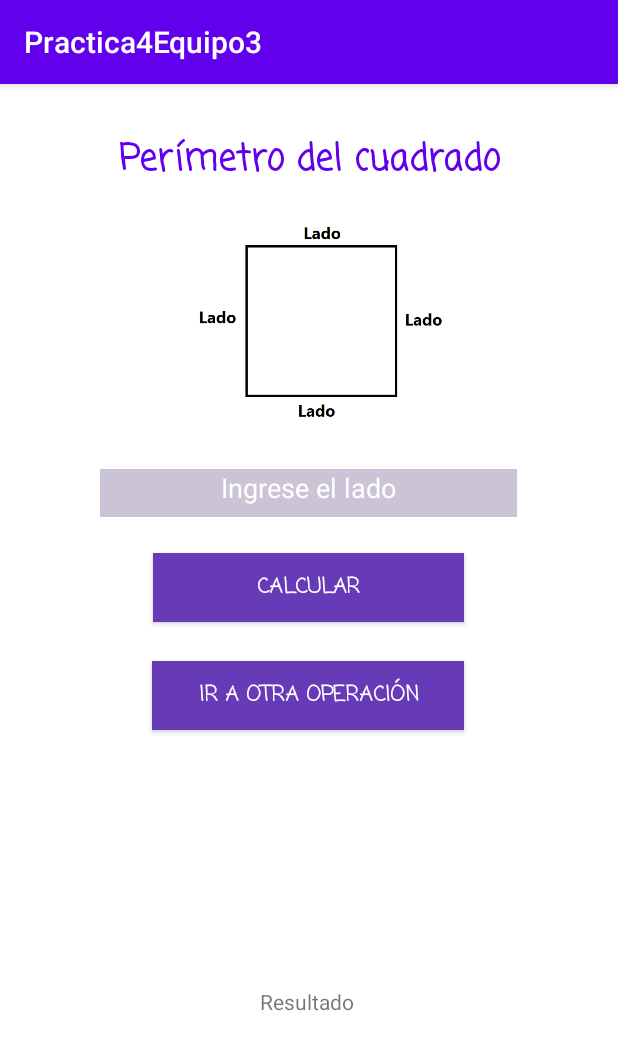
After one commit to Equipo3Udea/Practica4Equipo3, an Android app: the PerimetroCuadro screen opened directly, with no data from a screen before it, on a phone screen of 412 x 824 dp. The commit adds this screen. Shown: the top 1050 px of the screen. Run offline under Robolectric (Android 15) with nearby library versions, the phone set to English and light mode, and no system bars.

Commit message:
Actividad que calcula el perimetro del cuadro

```diff
--- a/app/src/main/AndroidManifest.xml
+++ b/app/src/main/AndroidManifest.xml
@@ -1,5 +1,6 @@
 <?xml version="1.0" encoding="utf-8"?>
 <manifest xmlns:android="http://schemas.android.com/apk/res/android"
+    xmlns:tools="http://schemas.android.com/tools"
     package="com.example.practica4equipo3">
 
     <application
@@ -8,7 +9,9 @@
         android:label="@string/app_name"
         android:roundIcon="@mipmap/ic_launcher_round"
         android:supportsRtl="true"
-        android:theme="@style/AppTheme">
+        android:theme="@style/AppTheme"
+        tools:ignore="AllowBackup">
+        <activity android:name=".PerimetroCuadro" />
         <activity android:name=".MainActivity">
             <intent-filter>
                 <action android:name="android.intent.action.MAIN" />
--- a/app/src/main/java/com/example/practica4equipo3/MainActivity.kt
+++ b/app/src/main/java/com/example/practica4equipo3/MainActivity.kt
@@ -1,7 +1,7 @@
 package com.example.practica4equipo3
 
+import android.os.Bundle
 import androidx.appcompat.app.AppCompatActivity
-import android.os.Bundle
 
 class MainActivity : AppCompatActivity() {
     override fun onCreate(savedInstanceState: Bundle?) {
--- /dev/null
+++ b/app/src/main/java/com/example/practica4equipo3/PerimetroCuadro.kt
@@ -0,0 +1,20 @@
+package com.example.practica4equipo3
+
+import android.annotation.SuppressLint
+import android.os.Bundle
+import androidx.appcompat.app.AppCompatActivity
+import kotlinx.android.synthetic.main.activity_perimetro_cuadro.*
+
+class PerimetroCuadro : AppCompatActivity() {
+    @SuppressLint("SetTextI18n")
+    override fun onCreate(savedInstanceState: Bundle?) {
+        super.onCreate(savedInstanceState)
+        setContentView(R.layout.activity_perimetro_cuadro)
+
+        this.bt_calcularpc.setOnClickListener {
+            val ladoCuadrado = et_ladocuadrado.text.toString().toDouble()
+            val perimetroCuadrado = ladoCuadrado * 4.0
+            tv_resultadopc.text = "Perímetro del cuadrado: $perimetroCuadrado"
+        }
+    }
+}
--- a/app/src/main/res/layout/activity_main.xml
+++ b/app/src/main/res/layout/activity_main.xml
@@ -1,18 +1,6 @@
 <?xml version="1.0" encoding="utf-8"?>
 <androidx.constraintlayout.widget.ConstraintLayout xmlns:android="http://schemas.android.com/apk/res/android"
-    xmlns:app="http://schemas.android.com/apk/res-auto"
     xmlns:tools="http://schemas.android.com/tools"
     android:layout_width="match_parent"
     android:layout_height="match_parent"
-    tools:context=".MainActivity">
-
-    <TextView
-        android:layout_width="wrap_content"
-        android:layout_height="wrap_content"
-        android:text="Hello World!"
-        app:layout_constraintBottom_toBottomOf="parent"
-        app:layout_constraintLeft_toLeftOf="parent"
-        app:layout_constraintRight_toRightOf="parent"
-        app:layout_constraintTop_toTopOf="parent" />
-
-</androidx.constraintlayout.widget.ConstraintLayout>
+    tools:context=".MainActivity" />
--- /dev/null
+++ b/app/src/main/res/layout/activity_perimetro_cuadro.xml
@@ -0,0 +1,105 @@
+<?xml version="1.0" encoding="utf-8"?>
+<androidx.constraintlayout.widget.ConstraintLayout xmlns:android="http://schemas.android.com/apk/res/android"
+    xmlns:app="http://schemas.android.com/apk/res-auto"
+    xmlns:tools="http://schemas.android.com/tools"
+    android:layout_width="match_parent"
+    android:layout_height="match_parent"
+    android:background="#FFFFFF"
+    tools:context=".PerimetroCuadro">
+
+    <ImageView
+        android:id="@+id/iv_cuadrado"
+        android:layout_width="217dp"
+        android:layout_height="157dp"
+        app:layout_constraintBottom_toBottomOf="parent"
+        app:layout_constraintEnd_toEndOf="parent"
+        app:layout_constraintHorizontal_bias="0.587"
+        app:layout_constraintStart_toStartOf="parent"
+        app:layout_constraintTop_toBottomOf="@+id/tv_titulopc"
+        app:layout_constraintVertical_bias="0.029"
+        app:srcCompat="@drawable/cuadrado"
+        tools:ignore="ContentDescription" />
+
+    <TextView
+        android:id="@+id/tv_titulopc"
+        android:layout_width="wrap_content"
+        android:layout_height="wrap_content"
+        android:layout_marginTop="32dp"
+        android:fontFamily="casual"
+        android:text="@string/titulo"
+        android:textColor="@color/colorPrimary"
+        android:textSize="24sp"
+        android:textStyle="bold"
+        app:layout_constraintEnd_toEndOf="parent"
+        app:layout_constraintStart_toStartOf="parent"
+        app:layout_constraintTop_toTopOf="parent" />
+
+    <EditText
+        android:id="@+id/et_ladocuadrado"
+        android:layout_width="278dp"
+        android:layout_height="32dp"
+        android:background="#CBC4D6"
+        android:ems="10"
+        android:gravity="center_horizontal"
+        android:hint="@string/ingresarlado"
+        android:importantForAutofill="no"
+        android:inputType="number|numberDecimal"
+        android:textColor="@android:color/background_light"
+        android:textColorHint="@android:color/background_light"
+        app:layout_constraintBottom_toBottomOf="parent"
+        app:layout_constraintEnd_toEndOf="parent"
+        app:layout_constraintHorizontal_bias="0.496"
+        app:layout_constraintStart_toStartOf="parent"
+        app:layout_constraintTop_toBottomOf="@+id/iv_cuadrado"
+        app:layout_constraintVertical_bias="0.029" />
+
+    <Button
+        android:id="@+id/bt_calcularpc"
+        android:layout_width="207dp"
+        android:layout_height="46dp"
+        android:layout_marginTop="24dp"
+        android:background="#673AB7"
+        android:fontFamily="casual"
+        android:text="@string/calcular"
+        android:textColor="@android:color/background_light"
+        android:textStyle="bold"
+        app:layout_constraintEnd_toEndOf="parent"
+        app:layout_constraintHorizontal_bias="0.497"
+        app:layout_constraintStart_toStartOf="parent"
+        app:layout_constraintTop_toBottomOf="@+id/et_ladocuadrado" />
+
+    <Button
+        android:id="@+id/id_otraoperacion"
+        android:layout_width="208dp"
+        android:layout_height="46dp"
+        android:layout_marginTop="12dp"
+        android:layout_marginBottom="10dp"
+        android:background="#673AB7"
+        android:fontFamily="casual"
+        android:text="@string/otraoperacion"
+        android:textColor="#FFFFFF"
+        android:textStyle="bold"
+        app:layout_constraintBottom_toTopOf="@+id/tv_resultadopc"
+        app:layout_constraintEnd_toEndOf="parent"
+        app:layout_constraintHorizontal_bias="0.497"
+        app:layout_constraintStart_toStartOf="parent"
+        app:layout_constraintTop_toBottomOf="@+id/bt_calcularpc"
+        app:layout_constraintVertical_bias="0.078" />
+
+    <TextView
+        android:id="@+id/tv_resultadopc"
+        android:layout_width="186dp"
+        android:layout_height="110dp"
+        android:layout_marginTop="10dp"
+        android:layout_marginBottom="56dp"
+        android:capitalize="none"
+        android:gravity="center_horizontal"
+        android:text="@string/resultado1"
+        app:layout_constraintBottom_toBottomOf="parent"
+        app:layout_constraintEnd_toEndOf="parent"
+        app:layout_constraintHorizontal_bias="0.497"
+        app:layout_constraintStart_toStartOf="parent"
+        app:layout_constraintTop_toBottomOf="@+id/bt_calcularpc"
+        app:layout_constraintVertical_bias="1.0"
+        tools:ignore="Deprecated,TextViewEdits" />
+</androidx.constraintlayout.widget.ConstraintLayout>
--- a/app/src/main/res/values/strings.xml
+++ b/app/src/main/res/values/strings.xml
@@ -1,3 +1,10 @@
 <resources>
     <string name="app_name">Practica4Equipo3</string>
+    <string name="titulo">Perímetro del cuadrado</string>
+    <string name="ingresarlado">Ingrese el lado</string>
+    <string name="calcular">calcular</string>
+    <string name="otraoperacion">Ir a otra operación</string>
+    <string name="ir">IR</string>
+    <string name="resulado">Resulatdo</string>
+    <string name="resultado1">Resultado</string>
 </resources>
```
Also changed, not shown: app/src/main/res/drawable/cuadrado.png (added).
